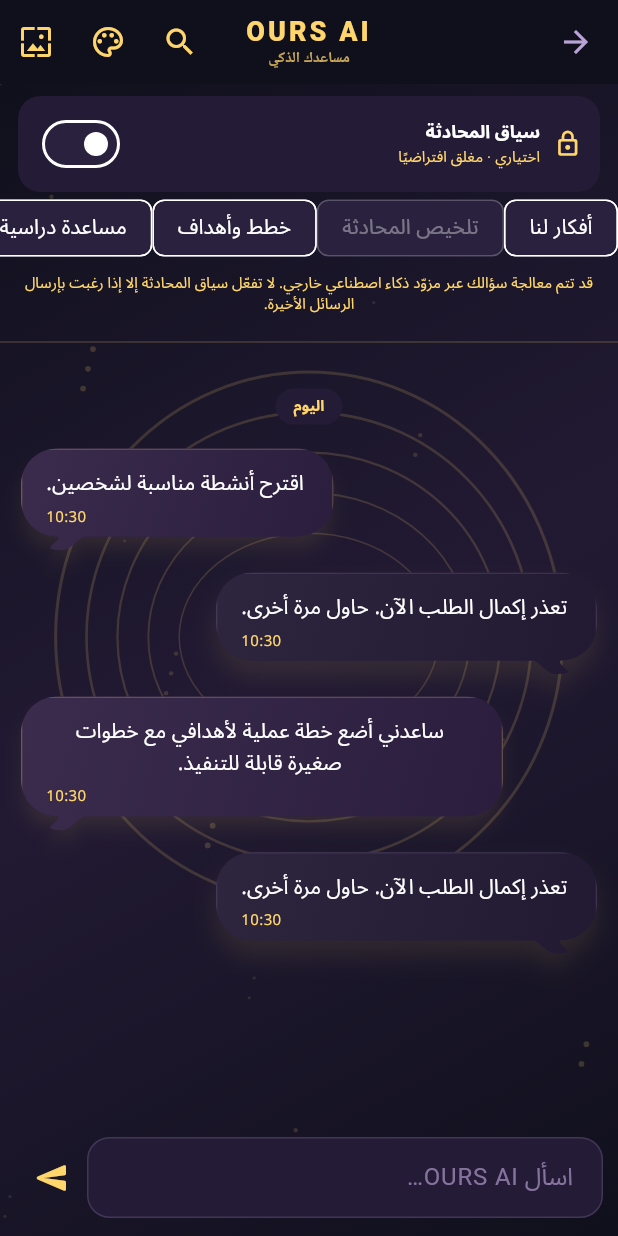
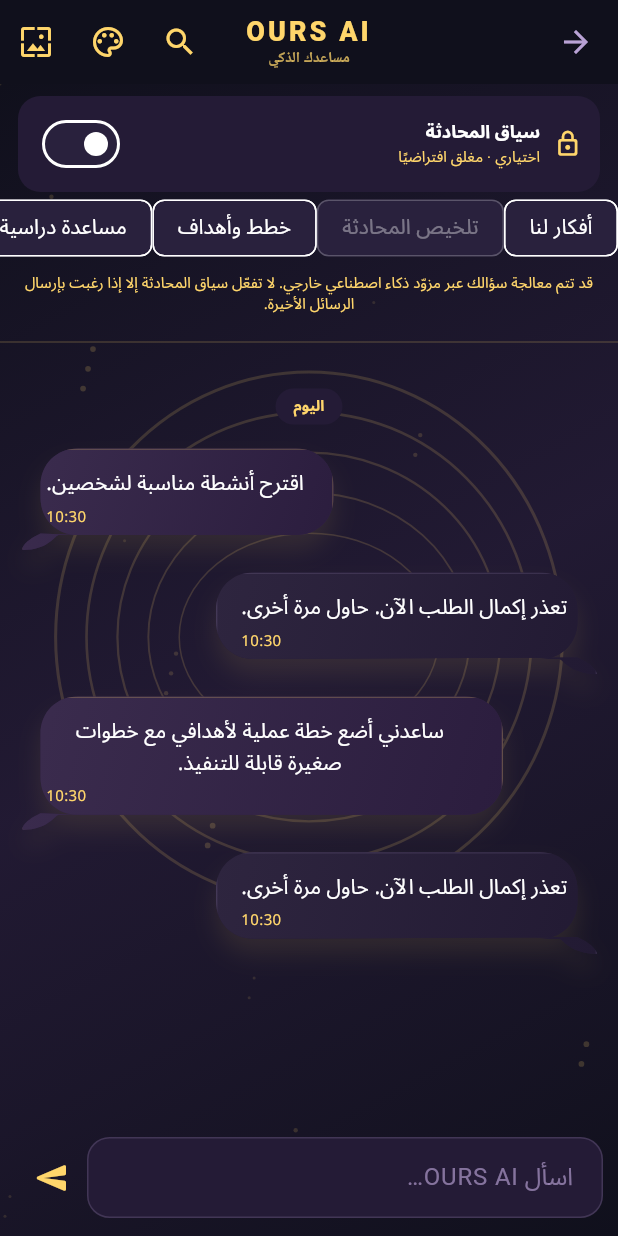
Before and after one commit to xmarco79/DUO-App, a Flutter app: the OursAiPage screen opened directly with empty values, after a tap on "أفكار لنا", after a tap on "خطط وأهداف", on a phone screen of 412 x 824 dp. Run offline on Flutter 3.47's test engine with Material 3 defaults, Android fonts, the phone set to English and light mode, and no system bars; our stand-ins replace audioplayers, file_picker, firebase_core, firebase_messaging, flutter_local_notifications, google_fonts and 4 more; missing offline and left inert: record; accounts and stored records are empty; network calls fail; Roboto replaces fonts that are missing (Noto Sans Arabic).

Commit message:
Refine edge speech tail, five-minute time dividers and chat chrome

```diff
--- a/lib/social/ours_direct_chat_page.dart
+++ b/lib/social/ours_direct_chat_page.dart
@@ -170,34 +170,37 @@ class _MessageBubbleClipper extends CustomClipper<Path> {
 
  @override
  Path getClip(Size size) {
-  const tailHeight=10.0;
-  final radius=math.min(25.0,(size.height-tailHeight)*.46);
-  final tailWidth=math.min(17.0,size.width*.24);
+  const tailHeight=11.0;
+  final tailWidth=math.min(13.0,size.width*.20);
+  final bodyLeft=tailOnLeft?tailWidth:0.0;
+  final bodyRight=tailOnLeft?size.width:size.width-tailWidth;
+  final bodyWidth=bodyRight-bodyLeft;
   final bodyBottom=size.height-tailHeight;
+  final radius=math.min(25.0,math.min(bodyWidth*.28,(bodyBottom)*.46));
   final path=Path()
-   ..moveTo(radius,0)
-   ..lineTo(size.width-radius,0)
-   ..cubicTo(size.width-radius*.42,0,size.width,radius*.42,size.width,radius)
-   ..lineTo(size.width,bodyBottom-radius)
-   ..cubicTo(size.width,bodyBottom-radius*.42,size.width-radius*.42,bodyBottom,size.width-radius,bodyBottom);
+   ..moveTo(bodyLeft+radius,0)
+   ..lineTo(bodyRight-radius,0)
+   ..cubicTo(bodyRight-radius*.42,0,bodyRight,radius*.42,bodyRight,radius)
+   ..lineTo(bodyRight,bodyBottom-radius)
+   ..cubicTo(bodyRight,bodyBottom-radius*.42,bodyRight-radius*.42,bodyBottom,bodyRight-radius,bodyBottom);
 
   if(tailOnLeft){
    path
-    ..lineTo(radius+tailWidth,bodyBottom)
-    ..cubicTo(radius+tailWidth*.78,bodyBottom+1,radius+tailWidth*.48,size.height-1,radius+tailWidth*.16,size.height-1)
-    ..cubicTo(radius*.42,size.height-1,radius+1,bodyBottom+radius*.18,radius,bodyBottom);
+    ..lineTo(bodyLeft+tailWidth*.92,bodyBottom)
+    ..cubicTo(bodyLeft+tailWidth*.70,bodyBottom+1,bodyLeft+tailWidth*.34,size.height-1,bodyLeft*.12,size.height-1)
+    ..cubicTo(bodyLeft*.02,size.height-1,bodyLeft*.02,bodyBottom+radius*.20,bodyLeft,bodyBottom-radius*.04);
   }else{
    path
-    ..lineTo(size.width-radius-tailWidth,bodyBottom)
-    ..cubicTo(size.width-radius-tailWidth*.78,bodyBottom+1,size.width-radius-tailWidth*.48,size.height-1,size.width-radius-tailWidth*.16,size.height-1)
-    ..cubicTo(size.width-radius*.42,size.height-1,size.width-radius-1,bodyBottom+radius*.18,size.width-radius,bodyBottom);
+    ..lineTo(bodyRight-tailWidth*.92,bodyBottom)
+    ..cubicTo(bodyRight-tailWidth*.70,bodyBottom+1,bodyRight-tailWidth*.34,size.height-1,size.width-bodyLeft*.12,size.height-1)
+    ..cubicTo(size.width-bodyLeft*.02,size.height-1,size.width-bodyLeft*.02,bodyBottom+radius*.20,bodyRight,bodyBottom-radius*.04);
   }
 
   path
-   ..lineTo(radius,bodyBottom)
-   ..cubicTo(radius*.42,bodyBottom,0,bodyBottom-radius*.42,0,bodyBottom-radius)
-   ..lineTo(0,radius)
-   ..cubicTo(0,radius*.42,radius*.42,0,radius,0)
+   ..lineTo(bodyLeft+radius,bodyBottom)
+   ..cubicTo(bodyLeft+radius*.42,bodyBottom,bodyLeft,bodyBottom-radius*.42,bodyLeft,bodyBottom-radius)
+   ..lineTo(bodyLeft,radius)
+   ..cubicTo(bodyLeft,radius*.42,bodyLeft+radius*.42,0,bodyLeft+radius,0)
    ..close();
   return path;
  }
@@ -1021,7 +1024,7 @@ String _time(dynamic v){final d=DateTime.tryParse(v?.toString()??'')?.toLocal();
    @override void dispose(){typingTimer?.cancel();if(typingSent&&liveChannel!=null)unawaited(liveChannel!.sendBroadcastMessage(event:'typing',payload:{'user_id':uid,'typing':false}).then<void>((_){}));if(liveChannel!=null){unawaited(liveChannel!.untrack().then<void>((_){}));db.removeChannel(liveChannel!);}input.dispose();scroll.dispose();recorder?.dispose();if(channel!=null)db.removeChannel(channel!);super.dispose();}
  @override Widget build(BuildContext context){
   final me=db.auth.currentUser!.id;
-  return Scaffold(backgroundColor:skin.bg,appBar:AppBar(backgroundColor:skin.bg,centerTitle:true,
+  return Scaffold(backgroundColor:skin.bg,appBar:AppBar(backgroundColor:skin.bg, elevation:0, scrolledUnderElevation:0, toolbarHeight:76, centerTitle:true, shape:Border(bottom:BorderSide(color:skin.accent.withValues(alpha:.20),width:1)), flexibleSpace:DecoratedBox(decoration:BoxDecoration(gradient:LinearGradient(begin:Alignment.topCenter,end:Alignment.bottomCenter,colors:[skin.partner.withValues(alpha:.96),skin.bg]))),
    title:InkWell(
     borderRadius:BorderRadius.circular(12),
     onTap:()=>Navigator.push(context,MaterialPageRoute(builder:(_)=>OursProfilePage(userId:widget.partnerId))),
@@ -1055,8 +1058,10 @@ String _time(dynamic v){final d=DateTime.tryParse(v?.toString()??'')?.toLocal();
       final createdAt=DateTime.tryParse(m['created_at']?.toString()??'')?.toLocal();
       final previousAt=i>0?DateTime.tryParse(messages[i-1]['created_at']?.toString()??'')?.toLocal():null;
       final showDate=createdAt!=null&&(previousAt==null||DateUtils.dateOnly(createdAt)!=DateUtils.dateOnly(previousAt));
+      final showTimeGap=createdAt!=null&&previousAt!=null&&!showDate&&createdAt.difference(previousAt)>=const Duration(minutes:5);
       return Column(mainAxisSize:MainAxisSize.min,children:[
        if(showDate)Padding(padding:const EdgeInsets.symmetric(vertical:12),child:Center(child:Container(padding:const EdgeInsets.symmetric(horizontal:13,vertical:6),decoration:BoxDecoration(color:skin.partner.withValues(alpha:.82),borderRadius:BorderRadius.circular(18),border:Border.all(color:skin.accent.withValues(alpha:.18))),child:Text(_dateLabel(createdAt),style:TextStyle(color:skin.accent,fontSize:10,fontWeight:FontWeight.w700))))),
+       if(showTimeGap)Padding(padding:const EdgeInsets.symmetric(vertical:10),child:Center(child:Container(padding:const EdgeInsets.symmetric(horizontal:12,vertical:6),decoration:BoxDecoration(color:skin.partner.withValues(alpha:.76),borderRadius:BorderRadius.circular(16),border:Border.all(color:skin.accent.withValues(alpha:.14))),child:Text(_time(createdAt),style:TextStyle(color:skin.accent.withValues(alpha:.92),fontSize:10,fontWeight:FontWeight.w700))))),
        GestureDetector(
         onLongPress:()=>_messageActions(m,mine,type,path),
         onHorizontalDragEnd:(details){final velocity=details.primaryVelocity??0;if(velocity>220){setState(()=>timestampMessageId=timestampMessageId==m['id'].toString()?null:m['id'].toString());}else if(velocity< -220){setState(()=>replyTo=m);}},
@@ -1127,7 +1132,7 @@ String _time(dynamic v){final d=DateTime.tryParse(v?.toString()??'')?.toLocal();
        if(timestampMessageId==m['id'].toString())Padding(padding:const EdgeInsetsDirectional.only(top:1,bottom:5),child:Align(alignment:mine?AlignmentDirectional.centerEnd:AlignmentDirectional.centerStart,child:Text(_time(m['created_at']),style:TextStyle(color:skin.accent.withValues(alpha:.8),fontSize:10,fontWeight:FontWeight.w600))))
       ]);
      })),
-    SafeArea(top:false,child:Container(padding:const EdgeInsets.fromLTRB(7,8,7,10),decoration:BoxDecoration(color:skin.bg,border:Border(top:BorderSide(color:skin.accent.withValues(alpha:.2)))),
+    SafeArea(top:false,child:Container(margin:const EdgeInsets.fromLTRB(8,4,8,7),padding:const EdgeInsets.fromLTRB(7,9,7,10),decoration:BoxDecoration(color:skin.partner.withValues(alpha:.97),borderRadius:const BorderRadius.vertical(top:Radius.circular(23),bottom:Radius.circular(20)),border:Border.all(color:skin.accent.withValues(alpha:.20)),boxShadow:[BoxShadow(color:Colors.black.withValues(alpha:.18),blurRadius:18,offset:const Offset(0,-4))]),
      child:recording?Row(children:[
       IconButton(onPressed:_cancelRecording,icon:const Icon(Icons.delete_outline,color:Colors.redAccent)),
       Expanded(child:Text(t('جارٍ تسجيل الرسالة الصوتية…','Recording voice message…'),textAlign:TextAlign.center,style:TextStyle(color:skin.accent))),
```
